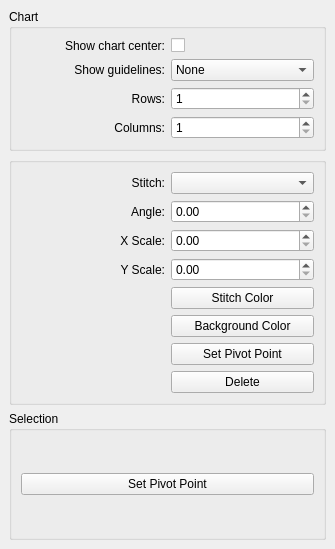
Above: src/propertiesdock.ui from iPenguin/CrochetCharts before the change. Below: the same form after it.
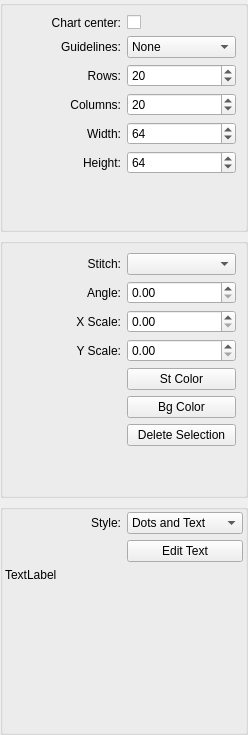
That is the form after the change.

Commit message: Add correct versions of the properties dialog.

Patch:
```diff
--- a/src/propertiesdock.ui
+++ b/src/propertiesdock.ui
@@ -6,8 +6,8 @@
    <rect>
     <x>0</x>
     <y>0</y>
-    <width>335</width>
-    <height>549</height>
+    <width>248</width>
+    <height>735</height>
    </rect>
   </property>
   <property name="windowTitle">
@@ -15,16 +15,19 @@
   </property>
   <widget class="QWidget" name="dockWidgetContents">
    <layout class="QGridLayout" name="gridLayout_2">
+    <property name="margin">
+     <number>0</number>
+    </property>
     <item row="0" column="0">
      <widget class="QGroupBox" name="chartGroup">
       <property name="title">
-       <string>Chart</string>
+       <string/>
       </property>
       <layout class="QGridLayout" name="gridLayout_3">
        <item row="0" column="0">
         <widget class="QLabel" name="label">
          <property name="text">
-          <string>Show chart center:</string>
+          <string>Chart center:</string>
          </property>
          <property name="alignment">
           <set>Qt::AlignRight|Qt::AlignTrailing|Qt::AlignVCenter</set>
@@ -44,7 +47,7 @@
        <item row="1" column="0">
         <widget class="QLabel" name="label_2">
          <property name="text">
-          <string>Show guidelines:</string>
+          <string>Guidelines:</string>
          </property>
          <property name="alignment">
           <set>Qt::AlignRight|Qt::AlignTrailing|Qt::AlignVCenter</set>
@@ -54,28 +57,27 @@
          </property>
         </widget>
        </item>
-       <item row="2" column="1">
-        <widget class="QSpinBox" name="rows">
-         <property name="minimum">
-          <number>1</number>
-         </property>
-         <property name="maximum">
-          <number>99999</number>
-         </property>
-        </widget>
-       </item>
-       <item row="3" column="1">
-        <widget class="QSpinBox" name="columns">
-         <property name="minimum">
-          <number>1</number>
-         </property>
-         <property name="maximum">
-          <number>99999</number>
-         </property>
+       <item row="1" column="1">
+        <widget class="QComboBox" name="guidelinesType">
+         <item>
+          <property name="text">
+           <string>None</string>
+          </property>
+         </item>
+         <item>
+          <property name="text">
+           <string>Rows</string>
+          </property>
+         </item>
+         <item>
+          <property name="text">
+           <string>Rounds</string>
+          </property>
+         </item>
         </widget>
        </item>
        <item row="2" column="0">
-        <widget class="QLabel" name="label_7">
+        <widget class="QLabel" name="rowsLbl">
          <property name="text">
           <string>Rows:</string>
          </property>
@@ -87,6 +89,19 @@
          </property>
         </widget>
        </item>
+       <item row="2" column="1">
+        <widget class="QSpinBox" name="rows">
+         <property name="minimum">
+          <number>1</number>
+         </property>
+         <property name="maximum">
+          <number>999999999</number>
+         </property>
+         <property name="value">
+          <number>20</number>
+         </property>
+        </widget>
+       </item>
        <item row="3" column="0">
         <widget class="QLabel" name="label_8">
          <property name="text">
@@ -100,23 +115,150 @@
          </property>
         </widget>
        </item>
+       <item row="3" column="1">
+        <widget class="QSpinBox" name="columns">
+         <property name="minimum">
+          <number>0</number>
+         </property>
+         <property name="maximum">
+          <number>999999999</number>
+         </property>
+         <property name="value">
+          <number>20</number>
+         </property>
+        </widget>
+       </item>
+       <item row="4" column="0">
+        <widget class="QLabel" name="cellWidthLbl">
+         <property name="text">
+          <string>Width:</string>
+         </property>
+         <property name="alignment">
+          <set>Qt::AlignRight|Qt::AlignTrailing|Qt::AlignVCenter</set>
+         </property>
+         <property name="buddy">
+          <cstring>cellWidth</cstring>
+         </property>
+        </widget>
+       </item>
+       <item row="4" column="1">
+        <widget class="QSpinBox" name="cellWidth">
+         <property name="minimum">
+          <number>1</number>
+         </property>
+         <property name="maximum">
+          <number>999999999</number>
+         </property>
+         <property name="value">
+          <number>64</number>
+         </property>
+        </widget>
+       </item>
+       <item row="5" column="0">
+        <widget class="QLabel" name="cellHeightLbl">
+         <property name="text">
+          <string>Height:</string>
+         </property>
+         <property name="alignment">
+          <set>Qt::AlignRight|Qt::AlignTrailing|Qt::AlignVCenter</set>
+         </property>
+         <property name="buddy">
+          <cstring>cellHeight</cstring>
+         </property>
+        </widget>
+       </item>
+       <item row="5" column="1">
+        <widget class="QSpinBox" name="cellHeight">
+         <property name="minimum">
+          <number>1</number>
+         </property>
+         <property name="maximum">
+          <number>999999999</number>
+         </property>
+         <property name="value">
+          <number>64</number>
+         </property>
+        </widget>
+       </item>
+       <item row="6" column="0" colspan="2">
+        <spacer name="verticalSpacer">
+         <property name="orientation">
+          <enum>Qt::Vertical</enum>
+         </property>
+         <property name="sizeHint" stdset="0">
+          <size>
+           <width>20</width>
+           <height>40</height>
+          </size>
+         </property>
+        </spacer>
+       </item>
+      </layout>
+     </widget>
+    </item>
+    <item row="2" column="0">
+     <widget class="QGroupBox" name="indicatorGroup">
+      <property name="title">
+       <string/>
+      </property>
+      <layout class="QGridLayout" name="gridLayout_4">
+       <property name="margin">
+        <number>2</number>
+       </property>
+       <item row="0" column="1">
+        <widget class="QComboBox" name="indicatorStyle">
+         <item>
+          <property name="text">
+           <string>Dots and Text</string>
+          </property>
+         </item>
+         <item>
+          <property name="text">
+           <string>Dots</string>
+          </property>
+         </item>
+         <item>
+          <property name="text">
+           <string>Text</string>
+          </property>
+         </item>
+        </widget>
+       </item>
+       <item row="0" column="0">
+        <widget class="QLabel" name="label_7">
+         <property name="text">
+          <string>Style:</string>
+         </property>
+         <property name="alignment">
+          <set>Qt::AlignRight|Qt::AlignTrailing|Qt::AlignVCenter</set>
+         </property>
+        </widget>
+       </item>
        <item row="1" column="1">
-        <widget class="QComboBox" name="showGuidelines">
-         <item>
-          <property name="text">
-           <string>None</string>
-          </property>
-         </item>
-         <item>
-          <property name="text">
-           <string>Round</string>
-          </property>
-         </item>
-         <item>
-          <property name="text">
-           <string>Grid</string>
-          </property>
-         </item>
+        <widget class="QPushButton" name="IndicatorEditText">
+         <property name="text">
+          <string>Edit Text</string>
+         </property>
+        </widget>
+       </item>
+       <item row="3" column="0" colspan="2">
+        <spacer name="verticalSpacer_3">
+         <property name="orientation">
+          <enum>Qt::Vertical</enum>
+         </property>
+         <property name="sizeHint" stdset="0">
+          <size>
+           <width>20</width>
+           <height>40</height>
+          </size>
+         </property>
+        </spacer>
+       </item>
+       <item row="2" column="0" colspan="2">
+        <widget class="QLabel" name="indicatorTextEdit">
+         <property name="text">
+          <string>TextLabel</string>
+         </property>
         </widget>
        </item>
       </layout>
@@ -128,43 +270,14 @@
        <string/>
       </property>
       <layout class="QGridLayout" name="gridLayout">
-       <item row="5" column="1">
-        <widget class="QPushButton" name="stColorBttn">
+       <item row="6" column="1">
+        <widget class="QPushButton" name="deleteItems">
          <property name="text">
-          <string>Stitch Color</string>
+          <string>Delete Selection</string>
          </property>
         </widget>
        </item>
-       <item row="4" column="1">
-        <widget class="QDoubleSpinBox" name="scaleY"/>
-       </item>
-       <item row="1" column="1">
-        <widget class="QDoubleSpinBox" name="angle"/>
-       </item>
-       <item row="0" column="1">
-        <widget class="QComboBox" name="stitch"/>
-       </item>
-       <item row="3" column="1">
-        <widget class="QDoubleSpinBox" name="scaleX"/>
-       </item>
-       <item row="0" column="0">
-        <widget class="QLabel" name="label_3">
-         <property name="text">
-          <string>Stitch:</string>
-         </property>
-         <property name="alignment">
-          <set>Qt::AlignRight|Qt::AlignTrailing|Qt::AlignVCenter</set>
-         </property>
-        </widget>
-       </item>
-       <item row="7" column="1">
-        <widget class="QPushButton" name="setPivotPointBttn">
-         <property name="text">
-          <string>Set Pivot Point</string>
-         </property>
-        </widget>
-       </item>
-       <item row="4" column="0">
+       <item row="3" column="0">
         <widget class="QLabel" name="label_6">
          <property name="text">
           <string>Y Scale:</string>
@@ -177,23 +290,39 @@
          </property>
         </widget>
        </item>
-       <item row="6" column="1">
+       <item row="0" column="1">
+        <widget class="QComboBox" name="stitch">
+         <property name="sizePolicy">
+          <sizepolicy hsizetype="Ignored" vsizetype="Fixed">
+           <horstretch>0</horstretch>
+           <verstretch>0</verstretch>
+          </sizepolicy>
+         </property>
+         <property name="maximumSize">
+          <size>
+           <width>16777215</width>
+           <height>16777215</height>
+          </size>
+         </property>
+        </widget>
+       </item>
+       <item row="7" column="0" colspan="2">
+        <spacer name="verticalSpacer_2">
+         <property name="orientation">
+          <enum>Qt::Vertical</enum>
+         </property>
+         <property name="sizeHint" stdset="0">
+          <size>
+           <width>20</width>
+           <height>40</height>
+          </size>
+         </property>
+        </spacer>
+       </item>
+       <item row="5" column="1">
         <widget class="QPushButton" name="setBgColorBttn">
          <property name="text">
-          <string>Background Color</string>
-         </property>
-        </widget>
-       </item>
-       <item row="3" column="0">
-        <widget class="QLabel" name="label_5">
-         <property name="text">
-          <string>X Scale:</string>
-         </property>
-         <property name="alignment">
-          <set>Qt::AlignRight|Qt::AlignTrailing|Qt::AlignVCenter</set>
-         </property>
-         <property name="buddy">
-          <cstring>scaleX</cstring>
+          <string>Bg Color</string>
          </property>
         </widget>
        </item>
@@ -210,26 +339,45 @@
          </property>
         </widget>
        </item>
-       <item row="8" column="1">
-        <widget class="QPushButton" name="deleteItems">
-         <property name="text">
-          <string>Delete</string>
-         </property>
-        </widget>
-       </item>
-      </layout>
-     </widget>
-    </item>
-    <item row="2" column="0">
-     <widget class="QGroupBox" name="selectionGroup">
-      <property name="title">
-       <string>Selection</string>
-      </property>
-      <layout class="QGridLayout" name="gridLayout_4">
        <item row="0" column="0">
-        <widget class="QPushButton" name="pivotPoint">
+        <widget class="QLabel" name="label_3">
          <property name="text">
-          <string>Set Pivot Point</string>
+          <string>Stitch:</string>
+         </property>
+         <property name="alignment">
+          <set>Qt::AlignRight|Qt::AlignTrailing|Qt::AlignVCenter</set>
+         </property>
+         <property name="buddy">
+          <cstring>stitch</cstring>
+         </property>
+        </widget>
+       </item>
+       <item row="1" column="1">
+        <widget class="QDoubleSpinBox" name="angle"/>
+       </item>
+       <item row="3" column="1">
+        <widget class="QDoubleSpinBox" name="scaleY"/>
+       </item>
+       <item row="4" column="1">
+        <widget class="QPushButton" name="stColorBttn">
+         <property name="text">
+          <string>St Color</string>
+         </property>
+        </widget>
+       </item>
+       <item row="2" column="1">
+        <widget class="QDoubleSpinBox" name="scaleX"/>
+       </item>
+       <item row="2" column="0">
+        <widget class="QLabel" name="label_5">
+         <property name="text">
+          <string>X Scale:</string>
+         </property>
+         <property name="alignment">
+          <set>Qt::AlignRight|Qt::AlignTrailing|Qt::AlignVCenter</set>
+         </property>
+         <property name="buddy">
+          <cstring>scaleX</cstring>
          </property>
         </widget>
        </item>
```
Left out of the diff: 12 changed lines with no effect on the pictures. The commit also changes 2 other files.
